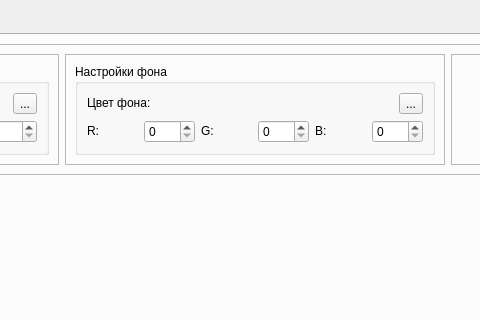
Above: gui/fmmainmenu.ui from hospitaler17/attractors before the change; both pictures show x 352 to 832 and y 0 to 320 of the 1214 by 762 pixel window. Below: the same form after it.
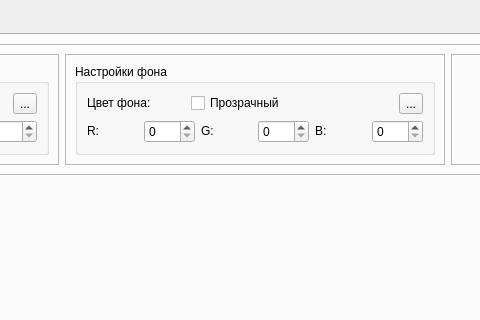
That is the form after the change. The open tabs and pages were chosen to show the change. Icons and pictures are not drawn.

```diff
--- a/gui/fmmainmenu.ui
+++ b/gui/fmmainmenu.ui
@@ -748,6 +748,13 @@
                      </property>
                     </widget>
                    </item>
+                   <item>
+                    <widget class="QCheckBox" name="cb_without_background">
+                     <property name="text">
+                      <string>Прозрачный</string>
+                     </property>
+                    </widget>
+                   </item>
                    <item>
                     <widget class="QLabel" name="label_colorBackground">
                      <property name="sizePolicy">
```
Left out of the diff: 2 changed lines with no effect on the pictures.
